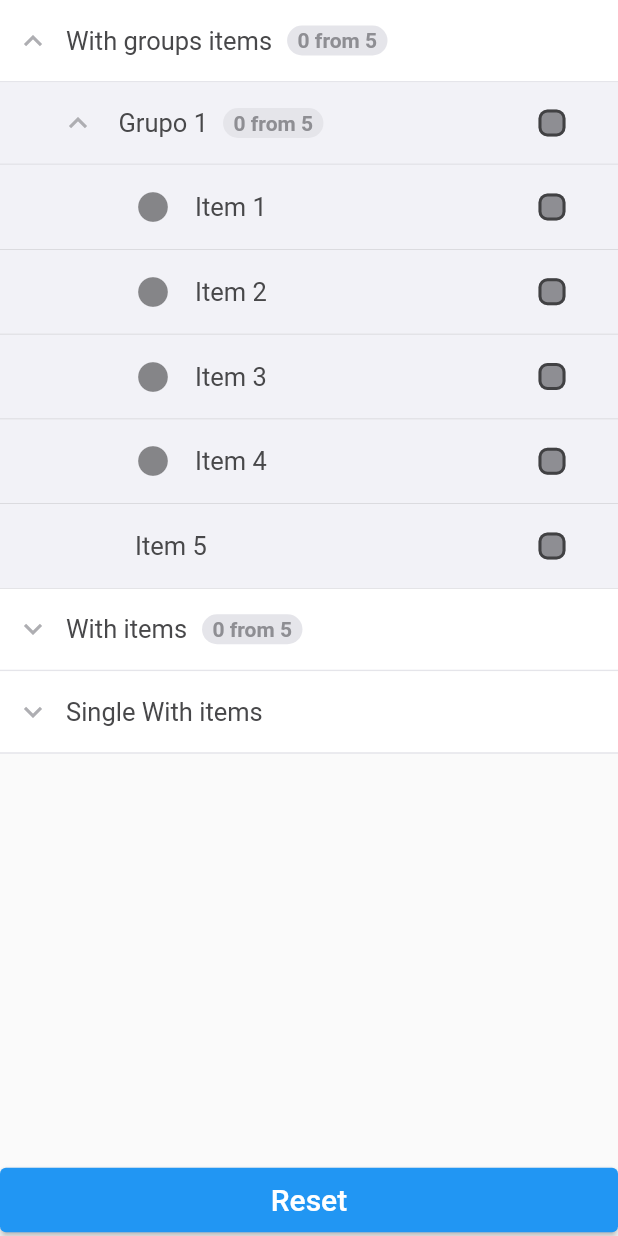
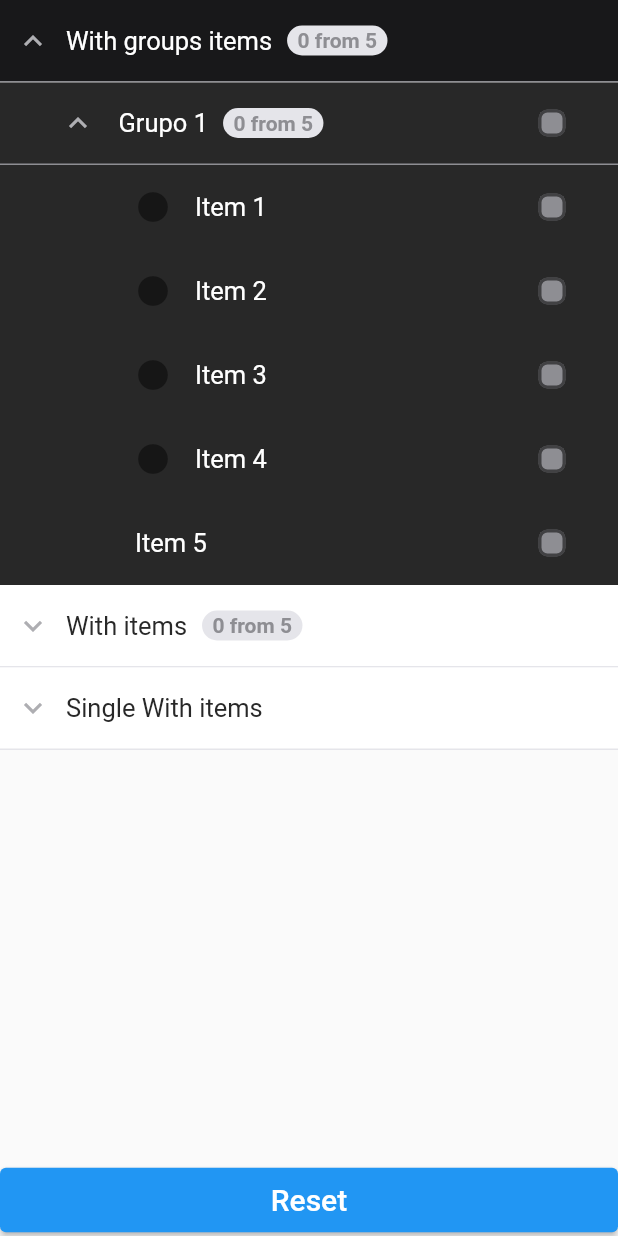
Before and after one commit to firmino2611/group_select, a Flutter app: the screen it shows after launch, after a tap on "With groups items", after a tap on "Grupo 1", on a phone screen of 412 x 824 dp. Run offline on Flutter 3.47's test engine with Material 2 defaults, Android fonts, the phone set to English and light mode, and no system bars; our stand-ins replace flutter_mobx, mobx; generated files the repository leaves out were written again.

Commit message:
[version][1.5.0]: add mode dark and ajusts in code

```diff
--- a/example/lib/main.dart
+++ b/example/lib/main.dart
@@ -1,5 +1,4 @@
 import 'package:flutter/material.dart';
-import 'package:group_select/controllers/group_select/group_select_controller.dart';
 import 'package:group_select/group_select.dart';
 
 void main() {
@@ -43,7 +42,7 @@ class HomePage extends StatefulWidget {
 
 class _HomePageState extends State<HomePage> {
   final itemController = SelectGroupController<int>();
-  final groupController = SelectGroupController<String>();
+  final groupController = SelectGroupController<String>(dark: true);
   final itemControllerSingle = SelectGroupController<int>(multiple: false);
 
   @override
@@ -79,9 +78,7 @@ class _HomePageState extends State<HomePage> {
                 title: 'With groups items',
                 activeColor: Colors.green,
                 controller: groupController,
-                onChange: (values) {
-                  print(values);
-                },
+                onChange: (values) {},
                 groups: [
                   _groupSelectWithGroup,
                 ],
--- a/lib/components/group_header.dart
+++ b/lib/components/group_header.dart
@@ -4,6 +4,7 @@ import 'package:flutter/material.dart';
 import 'package:flutter_mobx/flutter_mobx.dart';
 import 'package:group_select/controllers/group_select/group_select_controller.dart';
 import 'package:group_select/utils/colors_util.dart';
+import 'package:group_select/utils/style.dart';
 
 class GroupHeader extends StatefulWidget {
   const GroupHeader({
@@ -46,14 +47,9 @@ class _GroupHeaderState extends State<GroupHeader> {
   Widget build(BuildContext context) {
     return Container(
       height: 55,
-      decoration: BoxDecoration(
-        color: widget.isSub ? ColorsUtil.grey100 : ColorsUtil.white,
-        border: const Border(
-          bottom: BorderSide(
-            color: ColorsUtil.grey200,
-          ),
-        ),
-      ),
+      decoration: widget.selectController!.dark
+          ? Style.boxDecorationHeaderDark(widget.isSub)
+          : Style.boxDecorationHeaderLight(widget.isSub),
       padding: widget.isSub ? const EdgeInsets.only(left: 40) : null,
       child: Row(
         children: [
@@ -67,11 +63,9 @@ class _GroupHeaderState extends State<GroupHeader> {
                     padding: const EdgeInsets.only(right: 10),
                     child: Text(
                       widget.title,
-                      style: const TextStyle(
-                        fontSize: 17,
-                        color: ColorsUtil.grey700,
-                        overflow: TextOverflow.ellipsis,
-                      ),
+                      style: widget.selectController!.dark
+                          ? Style.textStyleHeaderDark()
+                          : Style.textStyleHeaderLight(),
                       maxLines: 1,
                       overflow: TextOverflow.ellipsis,
                     ),
--- a/lib/components/group_item.dart
+++ b/lib/components/group_item.dart
@@ -28,7 +28,7 @@ class GroupItem extends StatefulWidget {
   final Color? activeColor;
 
   @override
-  _GroupItemState createState() => _GroupItemState();
+  State<GroupItem> createState() => _GroupItemState();
 }
 
 class _GroupItemState extends State<GroupItem> {
@@ -53,8 +53,10 @@ class _GroupItemState extends State<GroupItem> {
     });
 
     reaction((fn) => widget.controller?.countItemsSelected(widget), (values) {
-      bool allItemSelected =
-          widget.items?.length == widget.controller!.countItemsSelected(widget);
+      bool allItemSelected = widget.items?.length ==
+          widget.controller!.countItemsSelected(
+            widget,
+          );
 
       groupHeaderController.onClickCheckAll(allItemSelected, true);
     });
--- a/lib/components/group_select.dart
+++ b/lib/components/group_select.dart
@@ -1,13 +1,11 @@
 import 'package:group_select/components/group_header.dart';
 import 'package:group_select/components/group_item.dart';
 import 'package:group_select/components/item_select.dart';
-import 'package:group_select/controllers/group_select/group_select_controller.dart';
 
 import 'package:flutter_mobx/flutter_mobx.dart';
 import 'package:flutter/material.dart';
 import 'package:group_select/controllers/select_group_controller.dart';
 import 'package:group_select/utils/colors_util.dart';
-import 'package:mobx/mobx.dart';
 
 export 'package:group_select/components/item_select.dart';
 export 'package:group_select/components/group_item.dart';
@@ -53,7 +51,7 @@ class GroupSelect<T> extends StatefulWidget {
   final void Function(dynamic)? onChange;
 
   @override
-  _GroupSelectState createState() => _GroupSelectState();
+  State<GroupSelect> createState() => _GroupSelectState();
 }
 
 class _GroupSelectState extends State<GroupSelect> {
@@ -137,6 +135,12 @@ class GroupBadge extends StatelessWidget {
   Widget build(BuildContext context) {
     return Container(
       padding: const EdgeInsets.symmetric(horizontal: 7, vertical: 2),
+      decoration: BoxDecoration(
+        borderRadius: const BorderRadius.all(
+          Radius.circular(20),
+        ),
+        color: active ? activeColor : ColorsUtil.grey200,
+      ),
       child: Text(
         text,
         style: TextStyle(
@@ -145,12 +149,6 @@ class GroupBadge extends StatelessWidget {
           fontWeight: FontWeight.bold,
         ),
       ),
-      decoration: BoxDecoration(
-        borderRadius: const BorderRadius.all(
-          Radius.circular(20),
-        ),
-        color: active ? activeColor : ColorsUtil.grey200,
-      ),
     );
   }
 }
--- a/lib/components/item_select.dart
+++ b/lib/components/item_select.dart
@@ -23,7 +23,7 @@ class ItemSelect extends StatefulWidget {
   final Function(dynamic)? onChnage;
 
   @override
-  _ItemSelectState createState() => _ItemSelectState();
+  State<ItemSelect> createState() => _ItemSelectState();
 }
 
 class _ItemSelectState extends State<ItemSelect> {
@@ -73,59 +73,94 @@ class _ItemSelectState extends State<ItemSelect> {
 
   @override
   Widget build(BuildContext context) {
-    return Observer(builder: (_) {
-      return Container(
-        decoration: const BoxDecoration(
-          border: Border(
-            bottom: BorderSide(
-              width: .5,
-              color: ColorsUtil.grey300,
-            ),
-          ),
-        ),
+    return Observer(
+      builder: (_) {
+        return SizedBox(
           child: ListTile(
             title: Text(
               widget.item.title,
-            style: const TextStyle(
+              style: TextStyle(
                 fontSize: 17,
-              color: ColorsUtil.grey700,
+                color: widget.selectController!.dark
+                    ? ColorsUtil.white
+                    : ColorsUtil.grey700,
                 overflow: TextOverflow.fade,
               ),
               maxLines: 1,
               overflow: TextOverflow.fade,
             ),
-          tileColor: ColorsUtil.grey100,
-          onTap:
-              widget.selectController!.multiple ? _checkMultiple : _checkSingle,
+            tileColor: widget.selectController!.dark
+                ? ColorsUtil.grey700
+                : ColorsUtil.grey100,
+            onTap: widget.selectController!.multiple
+                ? _checkMultiple
+                : _checkSingle,
             leading: widget.item.leading,
             minLeadingWidth: 5,
             contentPadding: EdgeInsets.only(
               left: widget.selectController?.hasGroups ?? false ? 90 : 50,
               right: 20,
             ),
-          trailing: Checkbox(
-            onChanged: (bool? value) {
+            trailing: _CheckBox(
+              onChange: (bool? value) {
                 widget.selectController!.multiple
                     ? _checkMultiple()
                     : _checkSingle();
               },
-            value: (widget.controller?.isCheck ?? false) &&
-                widget.selectController!.getValues.isNotEmpty,
+              activeColor: widget.activeColor,
+              value: _checkValue,
               shape: widget.selectController!.multiple
                   ? RoundedRectangleBorder(
                       borderRadius: BorderRadius.circular(6),
                     )
                   : const CircleBorder(),
+            ),
+          ),
+        );
+      },
+    );
+  }
+
+  /// Verify current value
+  bool get _checkValue {
+    return (widget.controller?.isCheck ?? false) &&
+        widget.selectController!.getValues.isNotEmpty;
+  }
+}
+
+/// Widget internal checkbox
+class _CheckBox extends StatefulWidget {
+  const _CheckBox({
+    Key? key,
+    required this.onChange,
+    this.value = false,
+    this.shape,
+    this.activeColor,
+  }) : super(key: key);
+
+  final Function(bool?) onChange;
+  final bool value;
+  final OutlinedBorder? shape;
+  final Color? activeColor;
+
+  @override
+  State<_CheckBox> createState() => __CheckBoxState();
+}
+
+class __CheckBoxState extends State<_CheckBox> {
+  @override
+  Widget build(BuildContext context) {
+    return Checkbox(
+      onChanged: widget.onChange,
+      value: widget.value,
+      shape: widget.shape,
       fillColor: MaterialStateProperty.resolveWith((states) {
         if (states.contains(MaterialState.selected)) {
           return widget.activeColor ?? ColorsUtil.blue;
         }
         return ColorsUtil.grey600;
       }),
-          ),
-        ),
     );
-    });
   }
 }
 
--- a/lib/controllers/group_header/group_header_controller.dart
+++ b/lib/controllers/group_header/group_header_controller.dart
@@ -1,3 +1,5 @@
+// ignore_for_file: library_private_types_in_public_api
+
 import 'package:mobx/mobx.dart';
 part 'group_header_controller.g.dart';
 
--- a/lib/controllers/group_item/group_item.dart
+++ b/lib/controllers/group_item/group_item.dart
@@ -1,3 +1,5 @@
+// ignore_for_file: library_private_types_in_public_api
+
 import 'package:group_select/components/group_item.dart';
 import 'package:group_select/components/item_select.dart';
 
--- a/lib/controllers/group_select/group_select_controller.dart
+++ b/lib/controllers/group_select/group_select_controller.dart
@@ -1,12 +1,10 @@
-// ignore_for_file: unused_element
+// ignore_for_file: unused_element, library_private_types_in_public_api
 
 import 'dart:async';
-import 'dart:developer';
 
 import 'package:group_select/components/group_select.dart';
 import 'package:group_select/controllers/group_item/group_item.dart';
 import 'package:group_select/controllers/item_select/item_select_controller.dart';
-import 'package:group_select/controllers/select_group_controller.dart';
 
 import 'package:mobx/mobx.dart';
 part 'group_select_controller.g.dart';
@@ -22,6 +20,7 @@ abstract class _GroupSelectControllerBaseStore with Store {
   _GroupSelectControllerBaseStore({
     this.lang = LangBadge.enUS,
     this.multiple = true,
+    this.dark = false,
   }) {
     whenValuesCleared = _whenValuesClearedStream.stream;
   }
@@ -37,6 +36,7 @@ abstract class _GroupSelectControllerBaseStore with Store {
 
   final LangBadge lang;
   final bool multiple;
+  final bool dark;
   final _whenValuesClearedStream = StreamController<bool>.broadcast();
 
   late Stream<bool> whenValuesCleared;
@@ -114,7 +114,7 @@ abstract class _GroupSelectControllerBaseStore with Store {
   /// Create widget items and groups
   /// [widget] GroupSelect
   @action
-  setup(GroupSelect widget) {
+  void setup(GroupSelect widget) {
     if (_hasInitialized) return;
 
     if (widget.items != null) {
--- a/lib/controllers/item_select/item_select_controller.dart
+++ b/lib/controllers/item_select/item_select_controller.dart
@@ -1,3 +1,5 @@
+// ignore_for_file: library_private_types_in_public_api
+
 import 'package:mobx/mobx.dart';
 part 'item_select_controller.g.dart';
 
--- a/lib/controllers/select_group_controller.dart
+++ b/lib/controllers/select_group_controller.dart
@@ -7,12 +7,17 @@ class SelectGroupController<T> {
   SelectGroupController({
     this.lang = LangBadge.enUS,
     this.multiple = true,
+    this.dark = false,
   }) {
     _controller = SelectController<T>(
       lang: lang,
       multiple: multiple,
+      dark: dark,
     );
   }
+
+  /// Enable dark mode
+  final bool dark;
 
   /// Language badge of item
   final LangBadge lang;
@@ -24,7 +29,7 @@ class SelectGroupController<T> {
   late SelectController<T> _controller;
 
   /// Recover store controller of component
-  get selectCtrl => _controller;
+  SelectController get selectCtrl => _controller;
 
   /// Reset all values selected
   void resetValues() {
--- a/lib/utils/colors_util.dart
+++ b/lib/utils/colors_util.dart
@@ -22,7 +22,7 @@ class ColorsUtil {
   static const grey400 = Color(0xffC7C7CC);
   static const grey500 = Color(0xffAEAEB2);
   static const grey600 = Color(0xff8E8E93);
-  static const grey700 = Color(0xff48484A);
+  static const grey700 = Color.fromARGB(255, 40, 40, 40);
 
   /// default colors
   static const green = Color(0xff3cc465);
--- /dev/null
+++ b/lib/utils/style.dart
@@ -0,0 +1,43 @@
+import 'package:flutter/material.dart';
+import 'package:group_select/utils/colors_util.dart';
+
+class Style {
+  /// Group Header
+  static BoxDecoration boxDecorationHeaderLight(bool isSub) {
+    return BoxDecoration(
+      color: isSub ? ColorsUtil.grey100 : ColorsUtil.white,
+      border: const Border(
+        bottom: BorderSide(
+          color: ColorsUtil.grey200,
+        ),
+      ),
+    );
+  }
+
+  static TextStyle textStyleHeaderLight() {
+    return const TextStyle(
+      fontSize: 17,
+      color: ColorsUtil.grey700,
+      overflow: TextOverflow.ellipsis,
+    );
+  }
+
+  static BoxDecoration boxDecorationHeaderDark(bool isSub) {
+    return BoxDecoration(
+      color: isSub ? ColorsUtil.grey700 : ColorsUtil.black,
+      border: const Border(
+        bottom: BorderSide(
+          color: ColorsUtil.grey600,
+        ),
+      ),
+    );
+  }
+
+  static TextStyle textStyleHeaderDark() {
+    return const TextStyle(
+      fontSize: 17,
+      color: ColorsUtil.white,
+      overflow: TextOverflow.ellipsis,
+    );
+  }
+}
```
Also changed, not shown: pubspec.yaml (+5 -5 lines), example/pubspec.lock, lib/controllers/group_header/group_header_controller.g.dart, lib/controllers/group_item/group_item.g.dart, lib/controllers/group_select/group_select_controller.g.dart, lib/controllers/item_select/item_select_controller.g.dart, 2 other files. Lines whose indentation alone changed are shown as unchanged.
